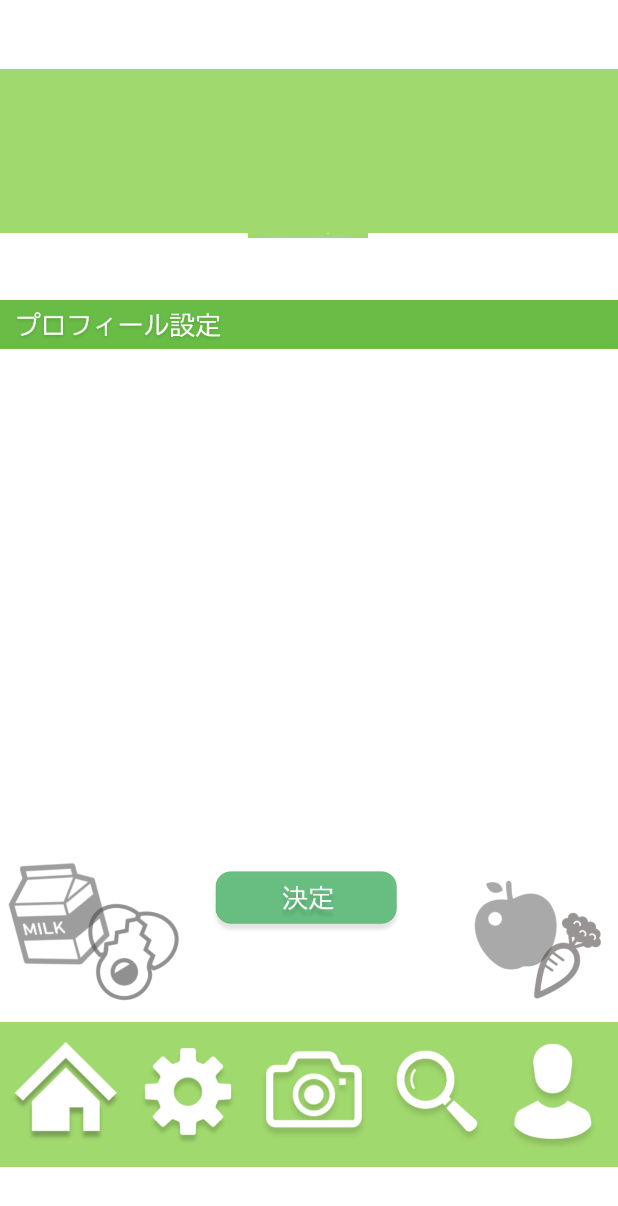
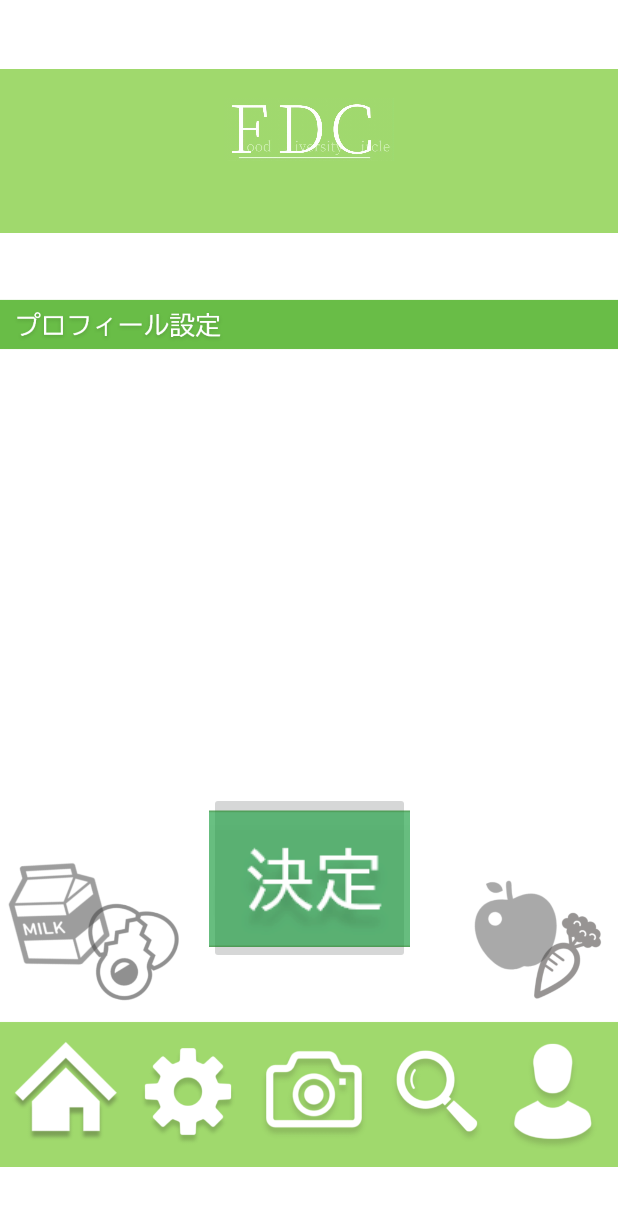
Before and after one commit to b9p31100/0101, an Android app: the profileset screen opened directly, with no data from a screen before it, on a phone screen of 412 x 824 dp. Shown: the top 1206 px of the screen. Run offline under Robolectric (Android 15) with nearby library versions, the phone set to English and light mode, and no system bars.

Commit message:
編集済

```diff
--- a/app/src/main/res/layout/activity_profileset.xml
+++ b/app/src/main/res/layout/activity_profileset.xml
@@ -6,19 +6,6 @@
     android:layout_height="match_parent"
     tools:context=".profileset">
 
-    <ImageView
-        android:id="@+id/imageView3"
-        android:layout_width="80dp"
-        android:layout_height="60dp"
-        android:layout_marginTop="16dp"
-        android:layout_marginBottom="295dp"
-        app:layout_constraintBottom_toBottomOf="@+id/imageView2"
-        app:layout_constraintEnd_toEndOf="parent"
-        app:layout_constraintHorizontal_bias="0.498"
-        app:layout_constraintStart_toStartOf="parent"
-        app:layout_constraintTop_toTopOf="parent"
-        app:layout_constraintVertical_bias="0.216"
-        app:srcCompat="@drawable/title" />
 
     <Button
         android:id="@+id/return_button"
@@ -32,7 +19,7 @@
         app:layout_constraintHorizontal_bias="0.501"
         app:layout_constraintStart_toStartOf="parent"
         app:layout_constraintTop_toTopOf="parent"
-        app:layout_constraintVertical_bias="0.138" />
+        app:layout_constraintVertical_bias="0.099" />
 
     <Button
         android:id="@+id/button5"
@@ -52,7 +39,7 @@
     <Button
         android:id="@+id/button6"
         android:layout_width="87dp"
-        android:layout_height="86dp"
+        android:layout_height="0dp"
         android:background="#00FFFFFF"
         android:backgroundTint="#00FFFFFF"
         android:text="設定"
@@ -61,7 +48,7 @@
         app:layout_constraintEnd_toEndOf="parent"
         app:layout_constraintHorizontal_bias="0.243"
         app:layout_constraintStart_toStartOf="parent"
-        app:layout_constraintTop_toTopOf="parent"
+        app:layout_constraintTop_toBottomOf="@+id/imageButton2"
         app:layout_constraintVertical_bias="1.0" />
 
     <Button
@@ -109,21 +96,6 @@
         app:layout_constraintTop_toTopOf="parent"
         app:layout_constraintVertical_bias="0.995" />
 
-    <Button
-        android:id="@+id/button10"
-        android:layout_width="128dp"
-        android:layout_height="48dp"
-        android:background="#00FFFFFF"
-        android:backgroundTint="#00FFFFFF"
-        android:text="決定"
-        android:textColor="#00FFFFFF"
-        app:layout_constraintBottom_toBottomOf="parent"
-        app:layout_constraintEnd_toEndOf="parent"
-        app:layout_constraintHorizontal_bias="0.498"
-        app:layout_constraintStart_toStartOf="parent"
-        app:layout_constraintTop_toTopOf="parent"
-        app:layout_constraintVertical_bias="0.773" />
-
     <ImageView
         android:id="@+id/imageView2"
         android:layout_width="wrap_content"
@@ -133,4 +105,31 @@
         app:layout_constraintStart_toStartOf="parent"
         app:layout_constraintTop_toTopOf="parent"
         app:srcCompat="@drawable/__1" />
+
+    <ImageView
+        android:id="@+id/imageView3"
+        android:layout_width="113dp"
+        android:layout_height="66dp"
+        android:layout_marginTop="16dp"
+        android:layout_marginBottom="295dp"
+        app:layout_constraintBottom_toBottomOf="@+id/imageView2"
+        app:layout_constraintEnd_toEndOf="parent"
+        app:layout_constraintHorizontal_bias="0.501"
+        app:layout_constraintStart_toStartOf="parent"
+        app:layout_constraintTop_toTopOf="parent"
+        app:layout_constraintVertical_bias="0.083"
+        app:srcCompat="@drawable/title" />
+
+    <ImageButton
+        android:id="@+id/imageButton2"
+        android:layout_width="134dp"
+        android:layout_height="0dp"
+        android:layout_marginTop="528dp"
+        android:layout_marginBottom="67dp"
+        app:layout_constraintBottom_toTopOf="@+id/button6"
+        app:layout_constraintEnd_toEndOf="parent"
+        app:layout_constraintStart_toStartOf="parent"
+        app:layout_constraintTop_toTopOf="parent"
+        app:srcCompat="@drawable/___21_" />
+
 </androidx.constraintlayout.widget.ConstraintLayout>
```
